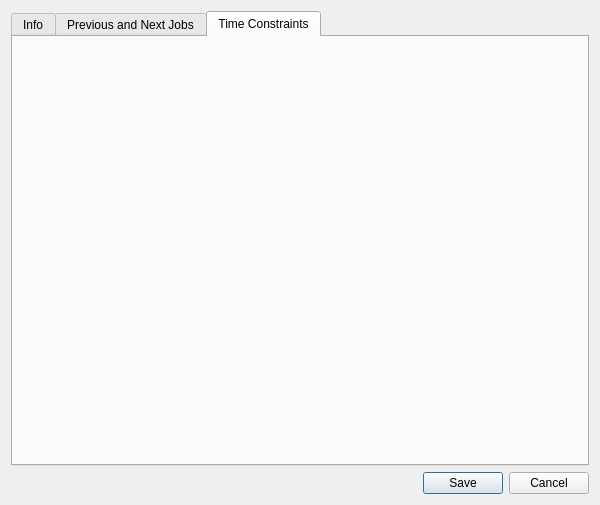
Before: the Qt Designer form ui/edit_job_dialog.ui in mgrzybek/ows-qt-console, drawn with Qt 5.
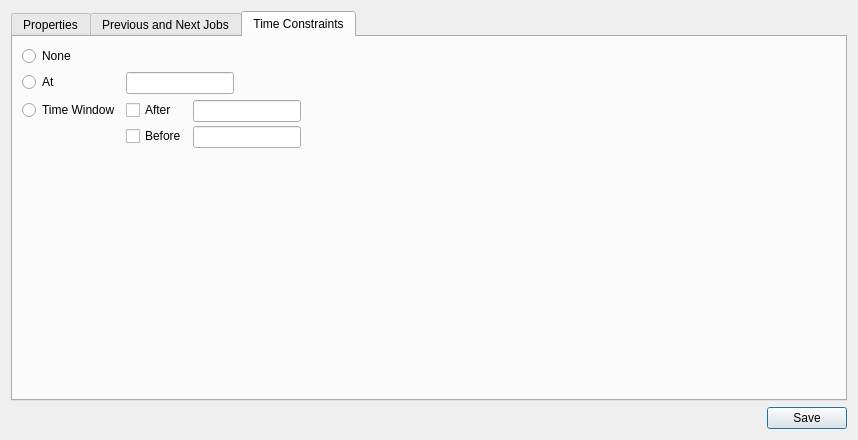
After: the same form once the commit is applied. The open tabs and pages were chosen to show the change.

The edit to the form file:
```diff
--- a/ui/edit_job_dialog.ui
+++ b/ui/edit_job_dialog.ui
@@ -6,8 +6,8 @@
    <rect>
     <x>0</x>
     <y>0</y>
-    <width>600</width>
-    <height>505</height>
+    <width>858</width>
+    <height>440</height>
    </rect>
   </property>
   <property name="windowTitle">
@@ -21,7 +21,7 @@
      </property>
      <widget class="QWidget" name="Info_Tab">
       <attribute name="title">
-       <string>Info</string>
+       <string>Properties</string>
       </attribute>
       <widget class="QWidget" name="formLayoutWidget">
        <property name="geometry">
@@ -91,16 +91,90 @@
       <attribute name="title">
        <string>Time Constraints</string>
       </attribute>
-     </widget>
-    </widget>
-   </item>
+      <layout class="QVBoxLayout" name="verticalLayout_2">
+       <item>
+        <layout class="QFormLayout" name="formLayout_2">
+         <property name="fieldGrowthPolicy">
+          <enum>QFormLayout::FieldsStayAtSizeHint</enum>
+         </property>
+         <property name="labelAlignment">
+          <set>Qt::AlignLeading|Qt::AlignLeft|Qt::AlignVCenter</set>
+         </property>
+         <item row="1" column="0">
+          <widget class="QRadioButton" name="None_Radio">
+           <property name="text">
+            <string>None</string>
+           </property>
+          </widget>
+         </item>
+         <item row="2" column="0">
+          <widget class="QRadioButton" name="At_Radio">
+           <property name="text">
+            <string>At</string>
+           </property>
+          </widget>
+         </item>
+         <item row="2" column="1">
+          <widget class="QLineEdit" name="At_Line"/>
+         </item>
+         <item row="3" column="0">
+          <widget class="QRadioButton" name="Time_Window_Radio">
+           <property name="text">
+            <string>Time Window</string>
+           </property>
+          </widget>
+         </item>
+         <item row="3" column="1">
+          <layout class="QGridLayout" name="gridLayout_2">
+           <item row="0" column="0">
+            <widget class="QCheckBox" name="After_Check">
+             <property name="text">
+              <string>After</string>
+             </property>
+            </widget>
+           </item>
+           <item row="1" column="0">
+            <widget class="QCheckBox" name="Before_Check">
+             <property name="text">
+              <string>Before</string>
+             </property>
+            </widget>
+           </item>
+           <item row="0" column="1">
+            <widget class="QLineEdit" name="After_Line">
+             <property name="minimumSize">
+              <size>
+               <width>0</width>
+               <height>22</height>
+              </size>
+             </property>
+            </widget>
+           </item>
+           <item row="1" column="1">
+            <widget class="QLineEdit" name="Before_Line">
+             <property name="minimumSize">
+              <size>
+               <width>0</width>
+               <height>22</height>
+              </size>
+             </property>
+            </widget>
+           </item>
+          </layout>
+         </item>
+        </layout>
+       </item>
+      </layout>
+     </widget>
+    </widget>
+   </item>
    <item>
     <widget class="QDialogButtonBox" name="buttonBox">
      <property name="orientation">
       <enum>Qt::Horizontal</enum>
      </property>
      <property name="standardButtons">
-      <set>QDialogButtonBox::Cancel|QDialogButtonBox::Save</set>
+      <set>QDialogButtonBox::Save</set>
      </property>
     </widget>
    </item>
```
Left out of the diff: 104 changed lines with no effect on the pictures. Lines whose indentation alone changed are shown as unchanged.
